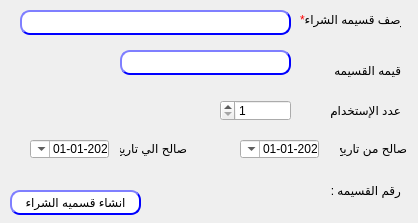
The window that presentation/voucher_ui/createPromVoucher.ui (shymaa123456/HyperPOS2020) describes before a commit, drawn with Qt 5.
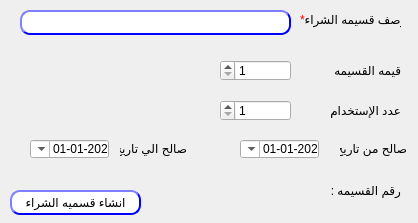
The same window after the commit.

Commit message: create promotion voucher

Diff of the .ui file:
```diff
--- a/presentation/voucher_ui/createPromVoucher.ui
+++ b/presentation/voucher_ui/createPromVoucher.ui
@@ -273,38 +273,29 @@
     <string>قيمه القسيمه</string>
    </property>
   </widget>
-  <widget class="QLineEdit" name="LE_value">
+  <widget class="QDoubleSpinBox" name="LE_value">
    <property name="geometry">
     <rect>
-     <x>120</x>
-     <y>50</y>
-     <width>171</width>
-     <height>25</height>
+     <x>220</x>
+     <y>60</y>
+     <width>71</width>
+     <height>21</height>
     </rect>
    </property>
    <property name="styleSheet">
-    <string notr="true">QLineEdit{
-                                        background-color: white;
-                                        border-style: outset;
-                                        border-width: 2px;
-                                        border-radius: 10px;
-                                        border-color: blue;
-                                        min-width: 6em;
-                                        }
-                                        QLineEdit:hover {
-                                        background: qradialgradient(
-                                        cx: 0.3, cy: -0.4, fx: 0.3, fy: -0.4,
-                                        radius: 1.35, stop: 0 #fff, stop: 1 #bbb
-                                        );
-                                        }
-                                       QLineEdit:pressed {
-                                        border-style: inset;
-                                        background: qradialgradient(
-                                        cx: 0.4, cy: -0.1, fx: 0.4, fy: -0.1,
-                                        radius: 1.35, stop: 0 #fff, stop: 1 #ddd
-                                        );
-                                        }
-                                    </string>
+    <string notr="true"/>
+   </property>
+   <property name="decimals">
+    <number>0</number>
+   </property>
+   <property name="minimum">
+    <double>1.000000000000000</double>
+   </property>
+   <property name="maximum">
+    <double>99997.000000000000000</double>
+   </property>
+   <property name="value">
+    <double>1.000000000000000</double>
    </property>
   </widget>
  </widget>
```
The commit also changes 3 other files.
